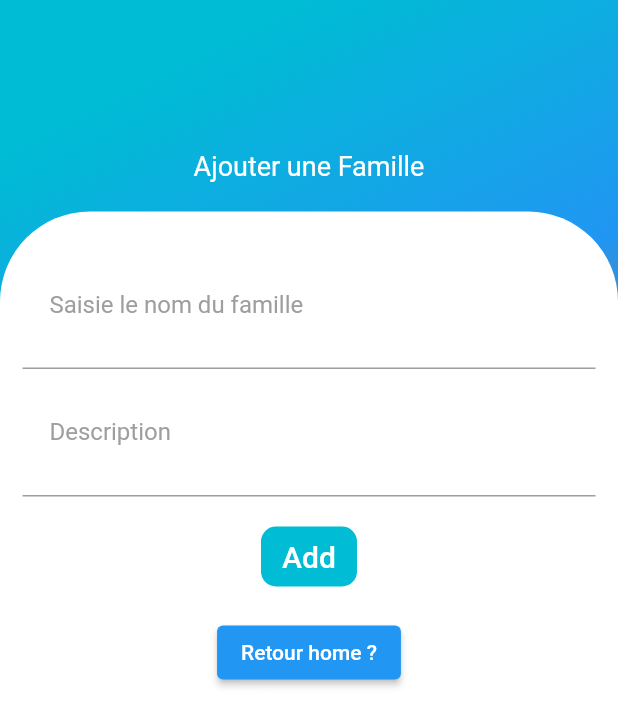
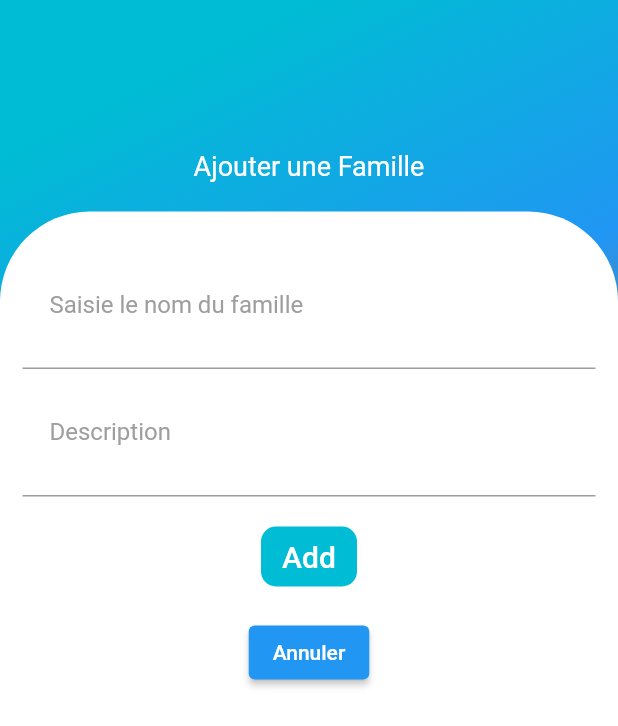
Before and after one commit to salemgzouni/gstock, a Flutter app: the FormFamille screen opened directly, on a phone screen of 412 x 824 dp. Shown: the top 726 px of the screen. Run offline on Flutter 3.47's test engine with Material 2 defaults, Android fonts, the phone set to English and light mode, and no system bars; our stand-ins replace sqflite; missing offline and left inert: sqfentity_gen; accounts and stored records are empty.

Commit message:
Merge remote-tracking branch 'origin/main'
# Conflicts:
#	lib/components/LoginComponents/Header.dart
#	lib/components/LoginComponents/InputWrapper.dart

```diff
--- a/lib/Pages/home_page.dart
+++ b/lib/Pages/home_page.dart
@@ -46,8 +46,7 @@ class _HomePageState extends State<HomePage> {
             actions:[
               IconButton(onPressed: () {
                 Navigator.push(context, MaterialPageRoute(builder: (context) => FormFamille()),);
-                },
-                  icon: Icon(Icons.add, color: Colors.white))
+                }, icon: Icon(Icons.add, color: Colors.white))
             ]
         ),
         body: Container(
--- a/lib/components/Form/InputField.dart
+++ b/lib/components/Form/InputField.dart
@@ -5,6 +5,7 @@ import 'package:gstock/Models/Admin.dart';
 import 'package:gstock/Models/famille.dart';
 import 'package:gstock/Pages/LoginPage.dart';
 import 'package:flutter/foundation.dart';
+import 'package:gstock/Pages/home_page.dart';
 
 
 class InputField extends StatelessWidget {
@@ -65,7 +66,7 @@ FamilleOperations familleOperations= FamilleOperations();
               final famille=Famille(
                   _myNameController.text, _myDescriptionController.text);
               familleOperations.createFamille(famille);
-
+              Navigator.push(context, MaterialPageRoute(builder: (context) => HomePage()),);
             },
             child: Text(
               'Add',
--- a/lib/components/Form/InputWrapper.dart
+++ b/lib/components/Form/InputWrapper.dart
@@ -25,7 +25,7 @@ class InputWrapper extends StatelessWidget {
           Container(
             child: InkWell(
               child: ElevatedButton(
-                child: const Text('Retour home ?'),
+                child: const Text('Annuler'),
                 onPressed: () {
                   Navigator.push(
                     context,
--- a/lib/components/FormComposant/Header.dart
+++ b/lib/components/FormComposant/Header.dart
@@ -9,12 +9,9 @@ class Header extends StatelessWidget {
       child: Column(
         crossAxisAlignment: CrossAxisAlignment.start,
         children: <Widget>[
-          Center(
-            child: Text("Ajouter un composant",style: TextStyle(color: Colors.white,fontSize:40),),
-          ),
           SizedBox(height: 10,),
           Center(
-            child: Text("Welcome to GStock",style: TextStyle(color: Colors.white,fontSize: 18),),
+            child: Text("Ajouter un composant",style: TextStyle(color: Colors.white,fontSize: 18),),
           )
         ],
       ),
--- a/lib/components/FormComposant/InputField.dart
+++ b/lib/components/FormComposant/InputField.dart
@@ -4,6 +4,7 @@ import 'package:gstock/Data/composant_operation.dart';
 import 'package:gstock/Models/Admin.dart';
 import 'package:gstock/Models/composant.dart';
 import 'package:gstock/Models/famille.dart';
+import 'package:gstock/Pages/ComposantPage.dart';
 import 'package:gstock/Pages/LoginPage.dart';
 import 'package:flutter/foundation.dart';
 
@@ -74,6 +75,7 @@ class InputField extends StatelessWidget {
             ),
           ),
         ),
+        SizedBox(height: 20,),
         Container(
           height: 40,
           margin: EdgeInsets.symmetric(horizontal: 50),
@@ -87,7 +89,7 @@ class InputField extends StatelessWidget {
               final composant=Composant(
                    _myNameController.text, _myDescriptionController.text, n, des);
               composantOperations.createCompsant(composant);
-
+              Navigator.push(context, MaterialPageRoute(builder: (context) => ComposantPage()),);
             },
             child: Text(
               'Add',
--- a/lib/components/FormComposant/InputWrapper.dart
+++ b/lib/components/FormComposant/InputWrapper.dart
@@ -24,7 +24,7 @@ class InputWrapper extends StatelessWidget {
           SizedBox(height: 5,),
           InkWell(
             child: ElevatedButton(
-              child: const Text('Retour home ?'),
+              child: const Text('Annuler'),
               onPressed: () {
                 Navigator.push(
                   context,
```
